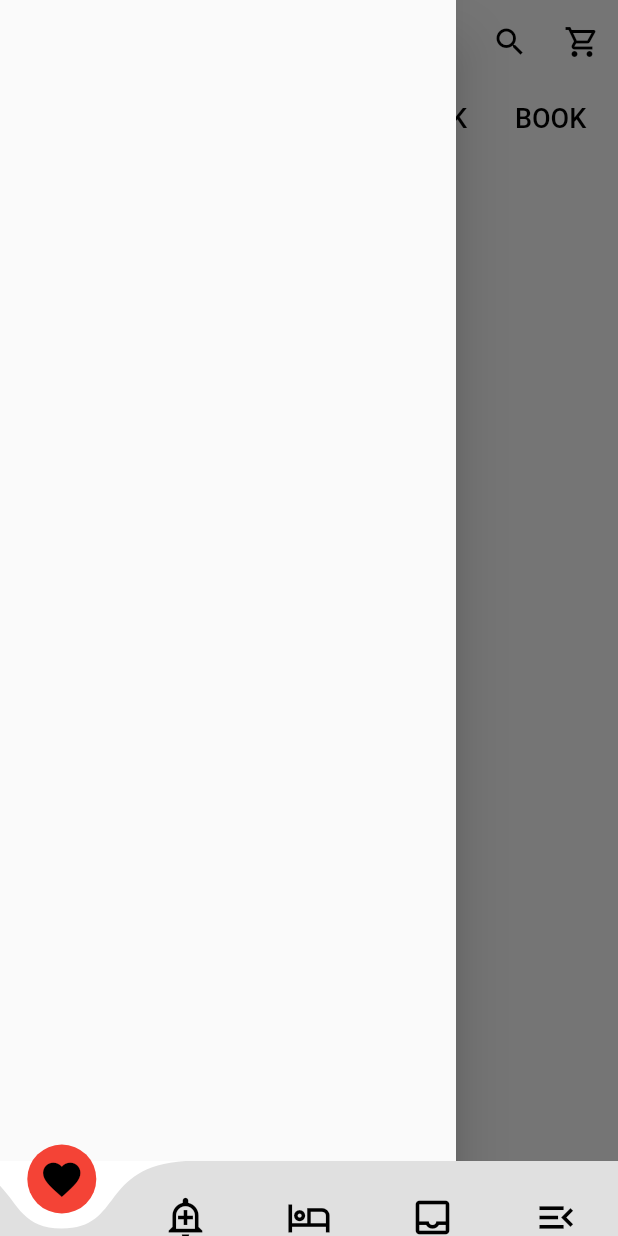
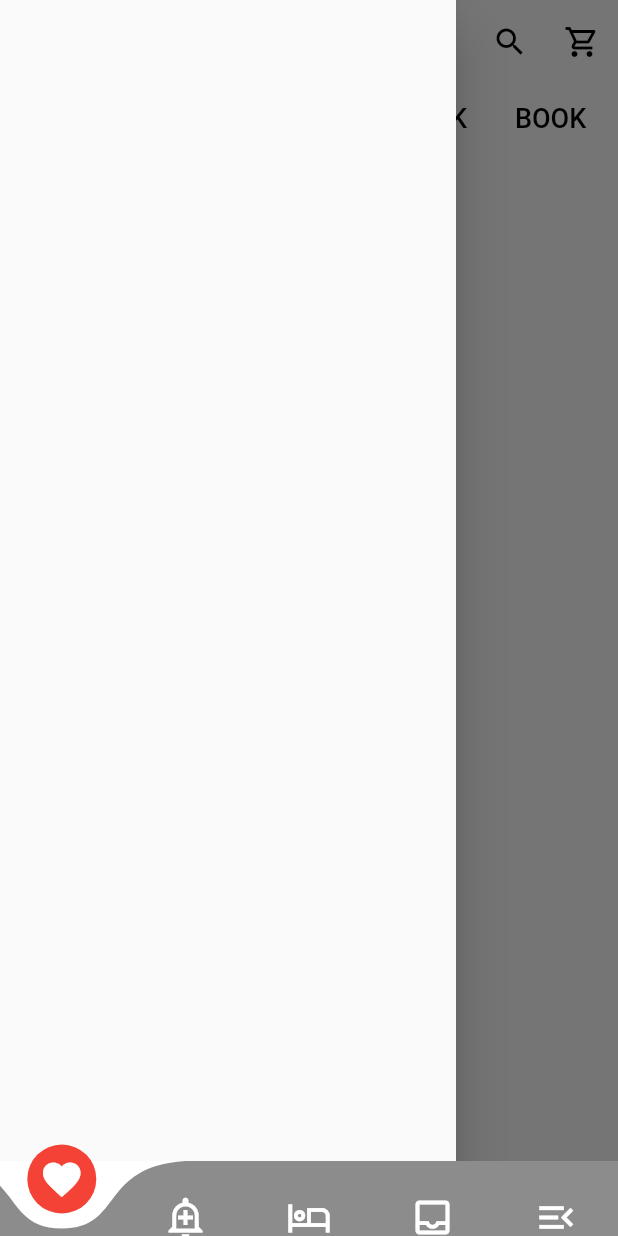
Before and after one commit to xaakib/weva_app, a Flutter app: the HomeScreen screen opened directly, tab 2 chosen, with the side drawer open, on a phone screen of 412 x 824 dp. Run offline on Flutter 3.47's test engine with Material 2 defaults, Android fonts, the phone set to English and light mode, and no system bars; drawn by our look-alikes of curved_navigation_bar; our stand-ins replace carousel_pro, font_awesome_flutter; missing offline and left inert: international_phone_input; network calls fail.

Commit message:
homescreen some work done

```diff
--- a/lib/main.dart
+++ b/lib/main.dart
@@ -1,5 +1,4 @@
 import 'package:flutter/material.dart';
-import 'package:weva_app/screens/home_screen.dart';
 
 import 'screens/login_screen.dart';
 import 'screens/phone_OTP_screen.dart';
@@ -21,7 +20,7 @@ class MyApp extends StatelessWidget {
         primarySwatch: Colors.blue,
         visualDensity: VisualDensity.adaptivePlatformDensity,
       ),
-      home: HomeScreen(),
+      home: LoginScreen(),
     );
   }
 }
--- a/lib/screens/home_screen.dart
+++ b/lib/screens/home_screen.dart
@@ -123,15 +123,15 @@ class _HomeScreenState extends State<HomeScreen> {
       ),
       bottomNavigationBar: CurvedNavigationBar(
         height: 50,
-        color: Colors.black12,
+        color: Colors.black45,
         buttonBackgroundColor: Colors.red,
         backgroundColor: Colors.white,
         items: <Widget>[
-          Icon(Icons.favorite, color: Colors.black, size: 30),
-          Icon(Icons.add_alert_outlined, color: Colors.black, size: 30),
-          Icon(Icons.hotel_outlined, color: Colors.black, size: 30),
-          Icon(Icons.inbox_outlined, color: Colors.black, size: 30),
-          Icon(Icons.menu_open_outlined, color: Colors.black, size: 30),
+          Icon(Icons.favorite, color: Colors.white, size: 30),
+          Icon(Icons.add_alert_outlined, color: Colors.white, size: 30),
+          Icon(Icons.hotel_outlined, color: Colors.white, size: 30),
+          Icon(Icons.inbox_outlined, color: Colors.white, size: 30),
+          Icon(Icons.menu_open_outlined, color: Colors.white, size: 30),
         ],
         onTap: (index) {
           //Handle button tap
```
Also changed, not shown: lib/screens/pages/home_product.dart (+61 -4 lines), lib/widgets/flight_categori.dart (added, +37 -0 lines).
